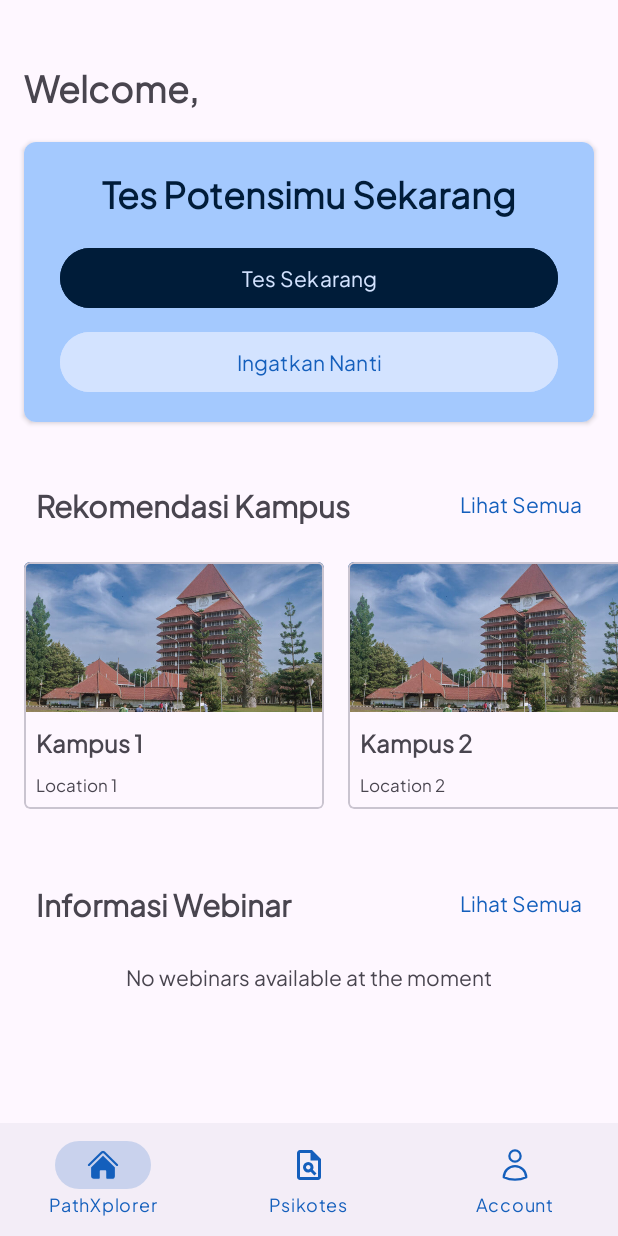
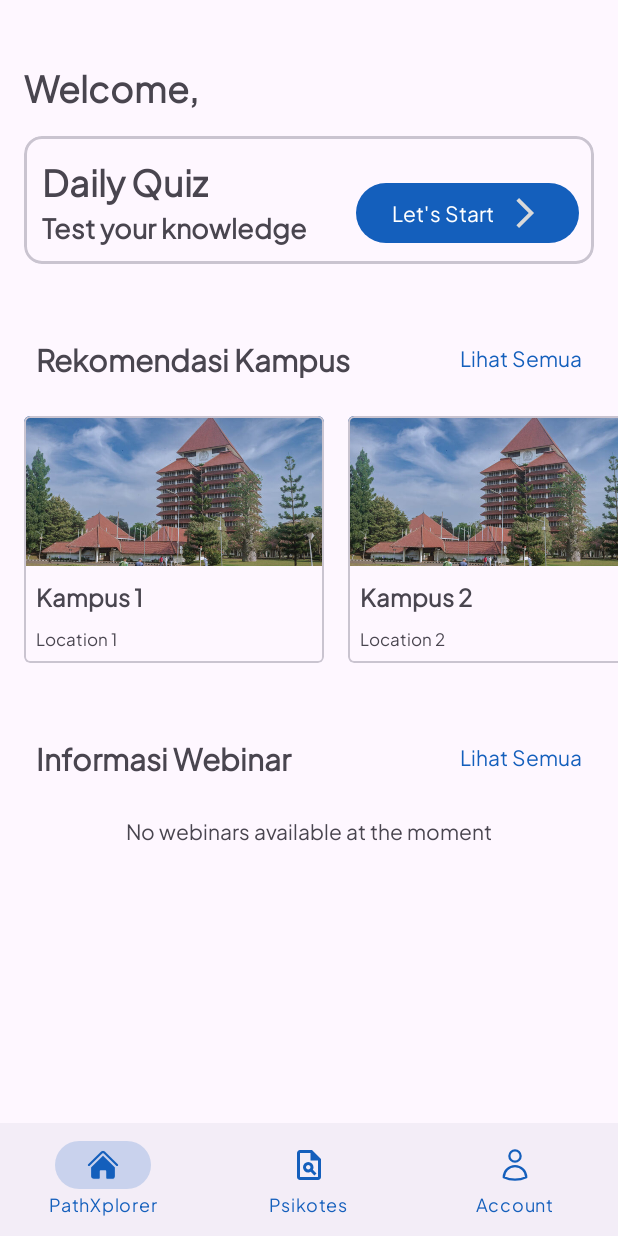
Before and after one commit to PathXplorer-C242-PS289/PathXplorer, an Android app: the HomeFragment screen opened directly, with no data from a screen before it, on a phone screen of 412 x 824 dp. Run offline under Robolectric (Android 15) with nearby library versions, the phone set to English and light mode, and no system bars; our stand-ins replace CircleImageView, navigation-ui; pictures from the network do not load; 1 statement that could not run was skipped.

Commit message:
fix : get instance repo and add card daily quiz

```diff
--- a/app/build.gradle.kts
+++ b/app/build.gradle.kts
@@ -110,4 +110,7 @@ dependencies {
     implementation("com.google.android.gms:play-services-tflite-java:16.3.0")
 
     implementation("com.google.android.material:material:1.12.0")
+
+    // Room
+    implementation("androidx.room:room-runtime:2.6.1")
 }
--- a/app/src/main/java/com/example/pathxplorer/data/UserRepository.kt
+++ b/app/src/main/java/com/example/pathxplorer/data/UserRepository.kt
@@ -66,14 +66,8 @@ class UserRepository private constructor(
     }
 
     companion object {
-        @Volatile
-        private var instance: UserRepository? = null
-        fun getInstance(
-            apiService: ApiService,
-            userPreference: UserPreference
-        ): UserRepository =
-            instance ?: synchronized(this) {
-                instance ?: UserRepository(apiService, userPreference)
-            }.also { instance = it }
+        fun getInstance(apiService: ApiService, userPreference: UserPreference): UserRepository {
+            return UserRepository(apiService, userPreference)
+        }
     }
 }
--- a/app/src/main/java/com/example/pathxplorer/data/WebinarRepository.kt
+++ b/app/src/main/java/com/example/pathxplorer/data/WebinarRepository.kt
@@ -39,7 +39,6 @@ class WebinarRepository private constructor() {
     }
 
     companion object {
-        @Volatile
         private var instance: WebinarRepository? = null
 
         fun getInstance(): WebinarRepository {
--- /dev/null
+++ b/app/src/main/java/com/example/pathxplorer/data/local/entity/DailyQuest.kt
@@ -0,0 +1 @@
+package com.example.pathxplorer.data.local.entity
--- a/app/src/main/java/com/example/pathxplorer/ui/main/HomeFragment.kt
+++ b/app/src/main/java/com/example/pathxplorer/ui/main/HomeFragment.kt
@@ -8,6 +8,7 @@ import android.view.ViewGroup
 import android.widget.Toast
 import androidx.fragment.app.Fragment
 import androidx.fragment.app.viewModels
+import androidx.lifecycle.lifecycleScope
 import androidx.navigation.fragment.findNavController
 import androidx.recyclerview.widget.LinearLayoutManager
 import com.example.pathxplorer.R
@@ -18,9 +19,11 @@ import com.example.pathxplorer.data.models.WebinarModel
 import com.example.pathxplorer.databinding.FragmentHomeBinding
 import com.example.pathxplorer.ui.main.adapter.CarouselAdapter
 import com.example.pathxplorer.ui.main.adapter.ListAdapterWebinar
+import com.example.pathxplorer.ui.quiz.dailyquest.DailyQuestActivity
 import com.example.pathxplorer.ui.utils.UserViewModelFactory
 import com.example.pathxplorer.ui.utils.generateListKampus
 import com.google.android.material.dialog.MaterialAlertDialogBuilder
+import kotlinx.coroutines.launch
 
 class HomeFragment : Fragment() {
     private var _binding: FragmentHomeBinding? = null
@@ -48,7 +51,7 @@ class HomeFragment : Fragment() {
     override fun onViewCreated(view: View, savedInstanceState: Bundle?) {
         super.onViewCreated(view, savedInstanceState)
 
-        binding.button.setOnClickListener {
+        binding.buttonStartTest.setOnClickListener {
             MaterialAlertDialogBuilder(requireContext())
                 .setTitle("Confirmation")
                 .setMessage("Are you sure?")
@@ -76,6 +79,28 @@ class HomeFragment : Fragment() {
                 user.name
             }
             binding.tvUserName.text = getString(R.string.welcome_user, userNameDisplay)
+        }
+
+        lifecycleScope.launch {
+            mainViewModel.getTestResults().observe(viewLifecycleOwner) { result ->
+                when (result) {
+                    is Result.Success -> {
+                        if (result.data.data.testResults.isEmpty()) {
+                            binding.reminderContainer.visibility = View.VISIBLE
+                        }
+                    }
+                    is Result.Error -> {
+                        Toast.makeText(
+                            context,
+                            result.error ?: getString(R.string.error_loading_test_results),
+                            Toast.LENGTH_SHORT
+                        ).show()
+                    }
+                    is Result.Loading -> {
+                        // Handle loading
+                    }
+                }
+            }
         }
     }
 
@@ -159,6 +184,10 @@ class HomeFragment : Fragment() {
             // Use Navigation component to navigate
             findNavController().navigate(R.id.action_navigation_home_to_webinarFragment)
         }
+
+        binding.btnToDailyQuest.setOnClickListener {
+            startActivity(Intent(context, DailyQuestActivity::class.java))
+        }
     }
 
     override fun onDestroyView() {
--- a/app/src/main/java/com/example/pathxplorer/ui/main/MainViewModel.kt
+++ b/app/src/main/java/com/example/pathxplorer/ui/main/MainViewModel.kt
@@ -3,7 +3,9 @@ package com.example.pathxplorer.ui.main
 import androidx.lifecycle.LiveData
 import androidx.lifecycle.ViewModel
 import androidx.lifecycle.asLiveData
+import androidx.lifecycle.liveData
 import androidx.lifecycle.viewModelScope
+import com.example.pathxplorer.data.Result
 import com.example.pathxplorer.data.models.UserModel
 import com.example.pathxplorer.data.UserRepository
 import kotlinx.coroutines.launch
@@ -19,6 +21,15 @@ class MainViewModel(private val repository: UserRepository): ViewModel() {
         }
     }
 
+    fun getTestResults() = liveData {
+        emit(Result.Loading)
+        try {
+            emit(repository.getTestResults().value ?: Result.Error("Failed to load test results"))
+        } catch (e: Exception) {
+            emit(Result.Error(e.message ?: "Unknown error occurred"))
+        }
+    }
+
     fun saveSession(user: UserModel) {
         viewModelScope.launch {
             repository.saveSession(user)
--- a/app/src/main/java/com/example/pathxplorer/ui/utils/UserViewModelFactory.kt
+++ b/app/src/main/java/com/example/pathxplorer/ui/utils/UserViewModelFactory.kt
@@ -24,16 +24,9 @@ class UserViewModelFactory(private val repository: UserRepository) : ViewModelPr
     }
 
     companion object {
-        @Volatile
-        private var INSTANCE: UserViewModelFactory? = null
-        @JvmStatic
         fun getInstance(context: Context): UserViewModelFactory {
-            if (INSTANCE == null) {
-                synchronized(UserViewModelFactory::class.java) {
-                    INSTANCE = UserViewModelFactory(Injection.provideRepository(context))
-                }
-            }
-            return INSTANCE as UserViewModelFactory
+            val repository = Injection.provideRepository(context)
+            return UserViewModelFactory(repository)
         }
     }
 }
--- /dev/null
+++ b/app/src/main/res/drawable-ldpi/ic_go.xml
@@ -0,0 +1,9 @@
+<vector xmlns:android="http://schemas.android.com/apk/res/android"
+    android:width="24dp"
+    android:height="24dp"
+    android:viewportWidth="960"
+    android:viewportHeight="960">
+  <path
+      android:pathData="m321,880 l-71,-71 329,-329 -329,-329 71,-71 400,400L321,880Z"
+      android:fillColor="#D9D9D9"/>
+</vector>
--- a/app/src/main/res/layout/card_webinar.xml
+++ b/app/src/main/res/layout/card_webinar.xml
@@ -4,7 +4,7 @@
     xmlns:app="http://schemas.android.com/apk/res-auto"
     android:layout_width="match_parent"
     android:layout_height="wrap_content"
-    android:layout_marginHorizontal="16dp"
+    android:layout_marginHorizontal="8dp"
     android:layout_marginVertical="8dp"
     app:cardCornerRadius="8dp"
     app:cardElevation="2dp">
--- a/app/src/main/res/layout/fragment_home.xml
+++ b/app/src/main/res/layout/fragment_home.xml
@@ -24,62 +24,51 @@
             app:layout_constraintStart_toStartOf="parent"
             app:layout_constraintTop_toTopOf="parent" />
 
-        <LinearLayout
+        <com.google.android.material.card.MaterialCardView
             android:id="@+id/linearLayout"
             android:layout_width="match_parent"
             android:layout_height="match_parent"
-            android:layout_marginTop="4dp"
+            android:layout_margin="16dp"
             android:gravity="center"
-            android:orientation="horizontal"
+            app:strokeWidth="2dp"
             app:layout_constraintEnd_toEndOf="parent"
             app:layout_constraintStart_toStartOf="parent"
             app:layout_constraintTop_toBottomOf="@+id/tv_user_name">
 
-<!--            <com.google.android.material.floatingactionbutton.FloatingActionButton-->
-<!--                android:layout_width="wrap_content"-->
-<!--                android:layout_height="wrap_content"-->
-<!--                android:layout_margin="10dp"-->
-<!--                android:contentDescription="@string/psikotes"-->
-<!--                app:tint="@color/white"-->
-<!--                app:backgroundTint="@color/yellow_500"-->
-<!--                android:src="@drawable/ic_launcher_foreground"-->
-<!--                app:elevation="6dp"-->
-<!--                app:fabSize="normal" />-->
+            <LinearLayout
+                android:layout_width="wrap_content"
+                android:layout_height="wrap_content"
+                android:layout_marginStart="12dp"
+                android:orientation="vertical">
 
-<!--            <com.google.android.material.floatingactionbutton.FloatingActionButton-->
-<!--                android:layout_width="wrap_content"-->
-<!--                android:layout_height="wrap_content"-->
-<!--                android:layout_margin="10dp"-->
-<!--                android:contentDescription="@string/article"-->
-<!--                app:tint="@color/white"-->
-<!--                app:backgroundTint="@color/blue_700"-->
-<!--                android:src="@drawable/ic_launcher_foreground"-->
-<!--                app:elevation="6dp"-->
-<!--                app:fabSize="normal" />-->
+                <TextView
+                    android:layout_width="wrap_content"
+                    android:layout_height="wrap_content"
+                    android:layout_marginTop="12dp"
+                    android:text="Daily Quiz"
+                    android:textSize="24sp"
+                    android:textStyle="bold" />
 
-<!--            <com.google.android.material.floatingactionbutton.FloatingActionButton-->
-<!--                android:layout_width="wrap_content"-->
-<!--                android:layout_height="wrap_content"-->
-<!--                android:layout_margin="10dp"-->
-<!--                android:contentDescription="@string/campus"-->
-<!--                app:tint="@color/white"-->
-<!--                app:backgroundTint="@color/purple_300"-->
-<!--                android:src="@drawable/ic_launcher_foreground"-->
-<!--                app:elevation="6dp"-->
-<!--                app:fabSize="normal" />-->
+                <TextView
+                    android:layout_width="wrap_content"
+                    android:layout_height="wrap_content"
+                    android:layout_marginBottom="12dp"
+                    android:text="Test your knowledge"
+                    android:textSize="18sp"
+                    android:textStyle="bold" />
 
-<!--            <com.google.android.material.floatingactionbutton.FloatingActionButton-->
-<!--                android:layout_width="wrap_content"-->
-<!--                android:layout_height="wrap_content"-->
-<!--                android:layout_margin="10dp"-->
-<!--                android:contentDescription="@string/major"-->
-<!--                app:tint="@color/white"-->
-<!--                app:backgroundTint="@color/red_500"-->
-<!--                android:src="@drawable/ic_launcher_foreground"-->
-<!--                app:elevation="6dp"-->
-<!--                app:fabSize="normal" />-->
+            </LinearLayout>
 
-        </LinearLayout>
+            <Button
+                android:id="@+id/btn_to_daily_quest"
+                android:layout_width="wrap_content"
+                android:layout_height="wrap_content"
+                android:layout_margin="10dp"
+                android:layout_gravity="end|bottom"
+                android:drawableEnd="@drawable/ic_go"
+                android:text="@string/let_s_start"/>
+
+        </com.google.android.material.card.MaterialCardView>
 
         <androidx.cardview.widget.CardView
             android:id="@+id/remimnder_scope"
@@ -97,8 +86,10 @@
             app:layout_constraintTop_toBottomOf="@+id/linearLayout">
 
             <androidx.constraintlayout.widget.ConstraintLayout
+                android:id="@+id/reminder_container"
                 android:layout_width="match_parent"
                 android:layout_height="match_parent"
+                android:visibility="gone"
                 android:background="@color/blue_200">
 
                 <TextView
@@ -116,7 +107,7 @@
                     app:layout_constraintTop_toTopOf="parent" />
 
                 <Button
-                    android:id="@+id/button"
+                    android:id="@+id/button_start_test"
                     android:layout_width="match_parent"
                     android:layout_height="wrap_content"
                     android:layout_marginStart="24dp"
@@ -144,9 +135,9 @@
                     android:fontFamily="@font/plus_jakarta_sans"
                     android:textColor="@color/blue_700"
                     app:layout_constraintBottom_toBottomOf="parent"
-                    app:layout_constraintEnd_toEndOf="@+id/button"
-                    app:layout_constraintStart_toStartOf="@+id/button"
-                    app:layout_constraintTop_toBottomOf="@+id/button"
+                    app:layout_constraintEnd_toEndOf="@+id/button_start_test"
+                    app:layout_constraintStart_toStartOf="@+id/button_start_test"
+                    app:layout_constraintTop_toBottomOf="@+id/button_start_test"
                     app:layout_constraintVertical_bias="1.0" />
 
             </androidx.constraintlayout.widget.ConstraintLayout>
@@ -158,7 +149,7 @@
             android:layout_width="match_parent"
             android:layout_height="wrap_content"
             android:layout_marginStart="16dp"
-            android:layout_marginTop="32dp"
+            android:layout_marginTop="24dp"
             android:layout_marginEnd="16dp"
             android:orientation="horizontal"
             android:padding="8dp"
@@ -243,7 +234,7 @@
             android:layout_marginEnd="16dp"
             android:layout_marginBottom="32dp"
             app:layout_constraintBottom_toBottomOf="parent"
-            app:layout_constraintEnd_toEndOf="@+id/linearLayout"
+            app:layout_constraintEnd_toEndOf="parent"
             app:layout_constraintHorizontal_bias="0.0"
             app:layout_constraintStart_toStartOf="parent"
             app:layout_constraintTop_toBottomOf="@+id/webinar_scope" />
--- a/app/src/main/res/layout/fragment_quiz_dashboard.xml
+++ b/app/src/main/res/layout/fragment_quiz_dashboard.xml
@@ -38,7 +38,7 @@
         android:layout_width="match_parent"
         android:layout_height="wrap_content"
         android:orientation="vertical"
-        android:layout_margin="16dp"
+        android:padding="16dp"
         app:layout_constraintEnd_toEndOf="parent"
         app:layout_constraintStart_toStartOf="parent"
         app:layout_constraintTop_toBottomOf="@+id/welcome_text">
@@ -47,6 +47,7 @@
             android:id="@+id/rv_results"
             android:layout_width="match_parent"
             android:layout_height="wrap_content"
+            android:layout_marginBottom="24dp"
             tools:listitem="@layout/tests_item"
             android:layout_gravity="center" />
 
--- a/app/src/main/res/values/strings.xml
+++ b/app/src/main/res/values/strings.xml
@@ -138,4 +138,6 @@ By using our app, you consent to the terms of this Privacy Policy.
     <string name="result_type">Your type is %1$s</string>
     <string name="result_skill"><strong>Your key skills :</strong> %1$s</string>
     <string name="result_career"><strong>What you can be :</strong> %1$s</string>
+    <string name="error_loading_test_results">Error loading test results</string>
+    <string name="let_s_start">Let\'s Start</string>
 </resources>
```
